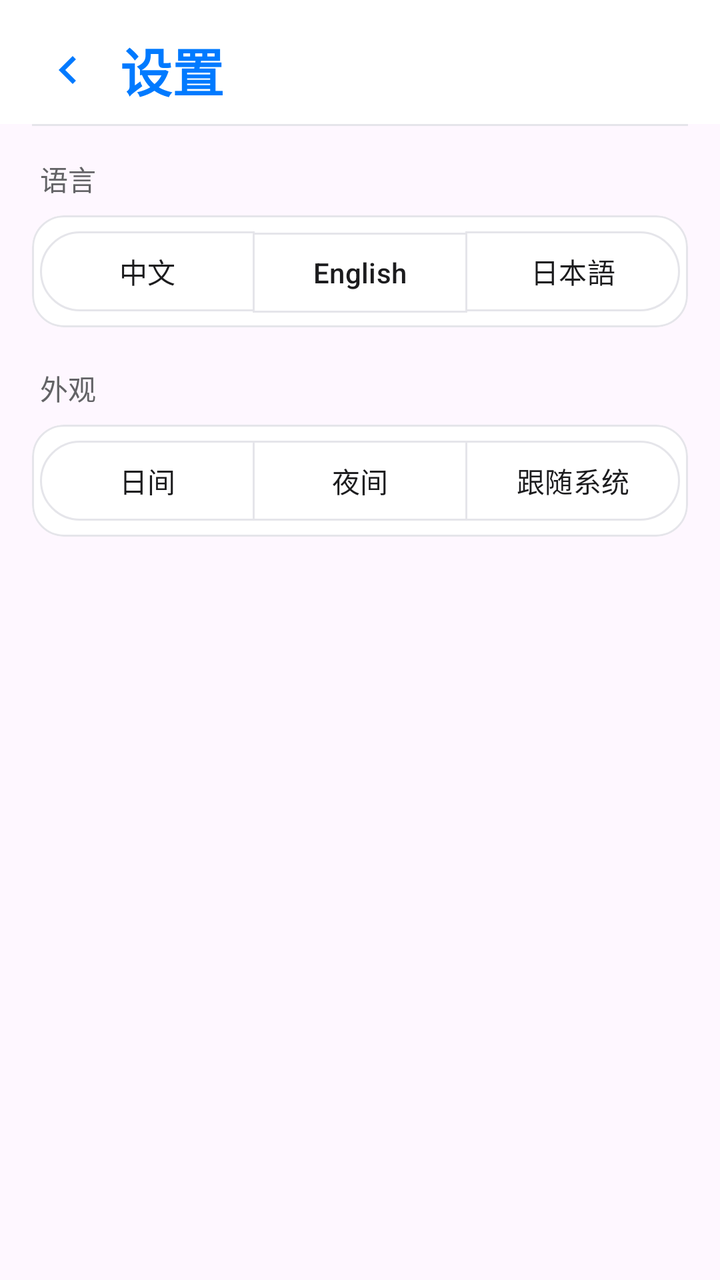
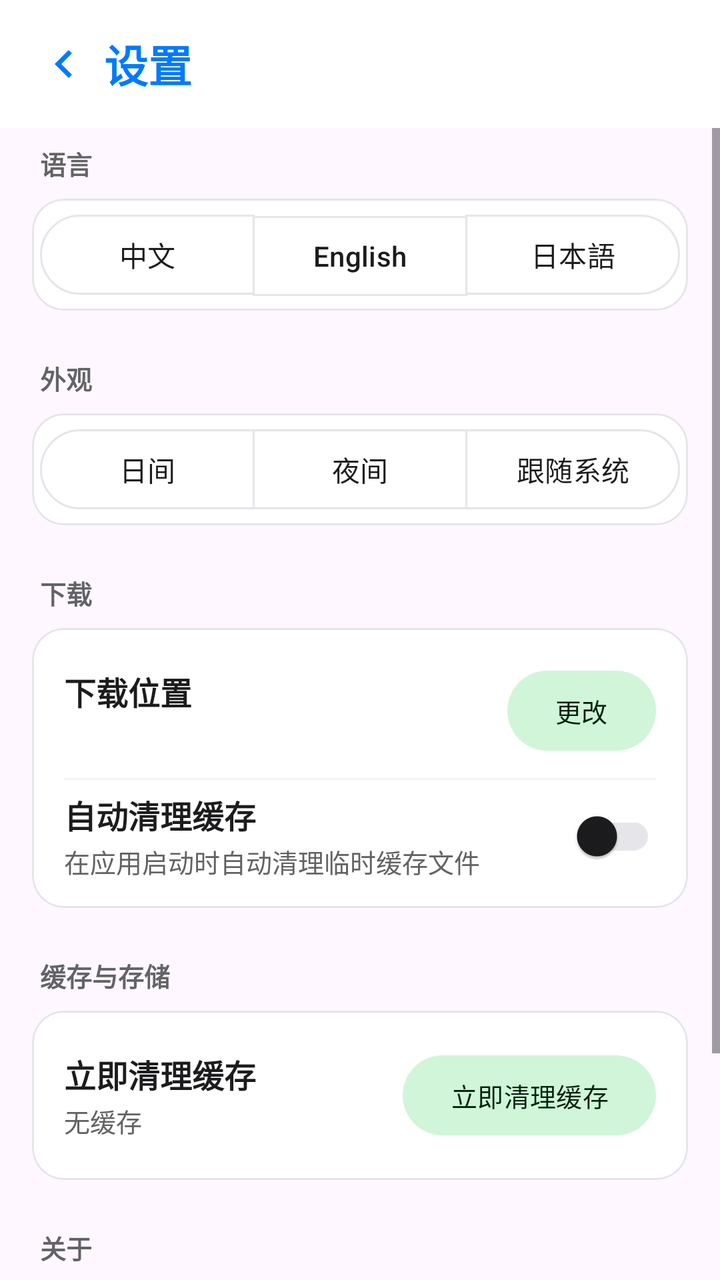

Two renders of the same Android screen: before a commit and after it. Below are the layout's source before the change and the commit's diff.
<!-- AndroidManifest.xml: application theme Theme.Pawchive -->
<!-- res/layout/fragment_settings.xml -->
<?xml version="1.0" encoding="utf-8"?>
<LinearLayout xmlns:android="http://schemas.android.com/apk/res/android"
    xmlns:app="http://schemas.android.com/apk/res-auto"
    android:layout_width="match_parent"
    android:layout_height="match_parent"
    android:orientation="vertical"
    android:background="?android:attr/colorBackground">

    
    <LinearLayout
        android:id="@+id/header_layout"
        android:layout_width="match_parent"
        android:layout_height="wrap_content"
        android:orientation="horizontal"
        android:gravity="center_vertical"
        android:background="?attr/colorSurface"
        android:paddingStart="16dp"
        android:paddingEnd="16dp"
        android:paddingTop="16dp"
        android:paddingBottom="8dp">

        <ImageView
            android:id="@+id/btn_back"
            android:layout_width="36dp"
            android:layout_height="36dp"
            android:src="@drawable/ic_arrow_back"
            android:padding="4dp"
            android:background="?attr/selectableItemBackgroundBorderless"
            app:tint="?attr/colorPrimary"
            android:layout_marginEnd="8dp" />

        <TextView
            android:layout_width="0dp"
            android:layout_height="wrap_content"
            android:layout_weight="1"
            android:text="@string/settings"
            android:textSize="26sp"
            android:textStyle="bold"
            android:textColor="?attr/colorPrimary" />
    </LinearLayout>

    
    <View
        android:id="@+id/header_divider"
        android:layout_width="match_parent"
        android:layout_height="1dp"
        android:layout_marginStart="16dp"
        android:layout_marginEnd="16dp"
        android:background="?attr/colorOutline" />

    <ScrollView
        android:layout_width="match_parent"
        android:layout_height="0dp"
        android:layout_weight="1"
        android:fillViewport="true">

        <LinearLayout
            android:layout_width="match_parent"
            android:layout_height="wrap_content"
            android:orientation="vertical"
            android:paddingStart="16dp"
            android:paddingEnd="16dp"
            android:paddingTop="16dp"
            android:paddingBottom="16dp">

            
            <TextView
                android:layout_width="wrap_content"
                android:layout_height="wrap_content"
                android:text="@string/language"
                android:textSize="14sp"
                android:textColor="?attr/colorTextSecondary"
                android:layout_marginBottom="8dp"
                android:layout_marginStart="4dp" />

            <com.google.android.material.card.MaterialCardView
                android:layout_width="match_parent"
                android:layout_height="wrap_content"
                app:cardCornerRadius="16dp"
                app:cardElevation="0dp"
                app:cardBackgroundColor="?attr/colorSurface"
                app:strokeWidth="1dp"
                app:strokeColor="?attr/colorOutlineVariant"
                android:layout_marginBottom="20dp">

                <LinearLayout
                    android:layout_width="match_parent"
                    android:layout_height="wrap_content"
                    android:orientation="vertical"
                    android:padding="4dp">

                    <com.google.android.material.button.MaterialButtonToggleGroup
                        android:id="@+id/toggle_language"
                        android:layout_width="match_parent"
                        android:layout_height="wrap_content"
                        app:singleSelection="true">

                        <com.google.android.material.button.MaterialButton
                            android:id="@+id/btn_lang_zh"
                            style="@style/Widget.Material3.Button.OutlinedButton"
                            android:layout_width="0dp"
                            android:layout_height="48dp"
                            android:layout_weight="1"
                            android:text="中文"
                            android:textSize="14sp" />

                        <com.google.android.material.button.MaterialButton
                            android:id="@+id/btn_lang_en"
                            style="@style/Widget.Material3.Button.OutlinedButton"
                            android:layout_width="0dp"
                            android:layout_height="48dp"
                            android:layout_weight="1"
                            android:text="English"
                            android:textSize="14sp" />

                        <com.google.android.material.button.MaterialButton
                            android:id="@+id/btn_lang_ja"
                            style="@style/Widget.Material3.Button.OutlinedButton"
                            android:layout_width="0dp"
                            android:layout_height="48dp"
                            android:layout_weight="1"
                            android:text="日本語"
                            android:textSize="14sp" />
                    </com.google.android.material.button.MaterialButtonToggleGroup>
                </LinearLayout>
            </com.google.android.material.card.MaterialCardView>

            
            <TextView
                android:layout_width="wrap_content"
                android:layout_height="wrap_content"
                android:text="@string/appearance"
                android:textSize="14sp"
                android:textColor="?attr/colorTextSecondary"
                android:layout_marginBottom="8dp"
                android:layout_marginStart="4dp" />

            <com.google.android.material.card.MaterialCardView
                android:layout_width="match_parent"
                android:layout_height="wrap_content"
                app:cardCornerRadius="16dp"
                app:cardElevation="0dp"
                app:cardBackgroundColor="?attr/colorSurface"
                app:strokeWidth="1dp"
                app:strokeColor="?attr/colorOutlineVariant"
                android:layout_marginBottom="20dp">

                <LinearLayout
                    android:layout_width="match_parent"
                    android:layout_height="wrap_content"
                    android:orientation="vertical"
                    android:padding="4dp">

                    <com.google.android.material.button.MaterialButtonToggleGroup
                        android:id="@+id/toggle_appearance"
                        android:layout_width="match_parent"
                        android:layout_height="wrap_content"
                        app:singleSelection="true">

                        <com.google.android.material.button.MaterialButton
                            android:id="@+id/btn_appearance_light"
                            style="@style/Widget.Material3.Button.OutlinedButton"
                            android:layout_width="0dp"
                            android:layout_height="48dp"
                            android:layout_weight="1"
                            android:text="@string/appearance_light"
                            android:textSize="14sp" />

                        <com.google.android.material.button.MaterialButton
                            android:id="@+id/btn_appearance_dark"
                            style="@style/Widget.Material3.Button.OutlinedButton"
                            android:layout_width="0dp"
                            android:layout_height="48dp"
                            android:layout_weight="1"
                            android:text="@string/appearance_dark"
                            android:textSize="14sp" />

                        <com.google.android.material.button.MaterialButton
                            android:id="@+id/btn_appearance_system"
                            style="@style/Widget.Material3.Button.OutlinedButton"
                            android:layout_width="0dp"
                            android:layout_height="48dp"
                            android:layout_weight="1"
                            android:text="@string/appearance_system"
                            android:textSize="14sp" />
                    </com.google.android.material.button.MaterialButtonToggleGroup>
                </LinearLayout>
            </com.google.android.material.card.MaterialCardView>

        </LinearLayout>
    </ScrollView>
</LinearLayout>
<!-- resources referenced by this layout -->
<resources>
  <!-- drawable ic_arrow_back (drawable) -->
  <vector xmlns:android="http://schemas.android.com/apk/res/android"
      android:width="24dp"
      android:height="24dp"
      android:viewportWidth="24"
      android:viewportHeight="24"
      android:tint="?attr/colorOnSurface">
      <path
          android:fillColor="@android:color/white"
          android:pathData="M15.41 7.41L14 6l-6 6 6 6 1.41-1.41L10.83 12z"/>
  </vector>
  <string name="appearance">外观</string>
  <string name="appearance_dark">夜间</string>
  <string name="appearance_light">日间</string>
  <string name="appearance_system">跟随系统</string>
  <string name="language">语言</string>
  <string name="settings">设置</string>
  <style name="Theme.Pawchive" parent="Theme.Material3.DayNight.NoActionBar">
          <item name="colorPrimary">#007AFF</item>
          <item name="colorOnPrimary">@color/white</item>
          <item name="colorPrimaryContainer">#D1E7FF</item>
          <item name="colorOnPrimaryContainer">#001A3D</item>
          <item name="colorSecondary">#34C759</item>
          <item name="colorOnSecondary">@color/white</item>
          <item name="colorSecondaryContainer">#D1F5D9</item>
          <item name="colorOnSecondaryContainer">#00220A</item>
          <item name="colorTertiary">#FF9500</item>
          <item name="colorOnTertiary">@color/white</item>
          <item name="colorTertiaryContainer">#FFE0B3</item>
          <item name="colorOnTertiaryContainer">#331A00</item>
  
          <item name="colorSurface">@color/card_light</item>
          <item name="colorOnSurface">@color/text_primary_light</item>
          <item name="colorSurfaceVariant">@color/bg_light</item>
          <item name="colorOnSurfaceVariant">@color/text_secondary_light</item>
          <item name="colorOutline">@color/divider_light</item>
          <item name="colorOutlineVariant">@color/divider_light</item>
  
          <item name="android:windowBackground">@color/bg_light</item>
          <item name="android:statusBarColor">@android:color/transparent</item>
          <item name="android:navigationBarColor">@android:color/transparent</item>
  
          
          <item name="colorCardBackground">@color/card_light</item>
          <item name="colorDivider">@color/divider_light</item>
          <item name="colorTextPrimary">@color/text_primary_light</item>
          <item name="colorTextSecondary">@color/text_secondary_light</item>
          <item name="colorTextMuted">@color/text_muted_light</item>
          <item name="colorBadgeBackground">@color/primary</item>
      </style>
  <color name="white">#FFFFFFFF</color>
  <color name="card_light">#FFFFFF</color>
  <color name="text_primary_light">#1C1C1E</color>
  <color name="bg_light">#F2F2F7</color>
  <color name="text_secondary_light">#636366</color>
  <color name="divider_light">#E5E5EA</color>
  <color name="text_muted_light">#8E8E93</color>
  <color name="primary">#8A2BE2</color>
</resources>

<!-- the commit's change to res/layout/fragment_settings.xml (unified diff, before → after) -->
@@ -14,39 +14,29 @@
         android:orientation="horizontal"
         android:gravity="center_vertical"
         android:background="?attr/colorSurface"
-        android:paddingStart="16dp"
+        android:paddingStart="12dp"
         android:paddingEnd="16dp"
-        android:paddingTop="16dp"
-        android:paddingBottom="8dp">
+        android:paddingTop="12dp"
+        android:paddingBottom="12dp">
 
         <ImageView
             android:id="@+id/btn_back"
-            android:layout_width="36dp"
-            android:layout_height="36dp"
+            android:layout_width="40dp"
+            android:layout_height="40dp"
             android:src="@drawable/ic_arrow_back"
-            android:padding="4dp"
+            android:padding="6dp"
             android:background="?attr/selectableItemBackgroundBorderless"
-            app:tint="?attr/colorPrimary"
-            android:layout_marginEnd="8dp" />
+            app:tint="?attr/colorPrimary" />
 
         <TextView
             android:layout_width="0dp"
             android:layout_height="wrap_content"
             android:layout_weight="1"
             android:text="@string/settings"
-            android:textSize="26sp"
+            android:textSize="22sp"
             android:textStyle="bold"
             android:textColor="?attr/colorPrimary" />
     </LinearLayout>
-
-    
-    <View
-        android:id="@+id/header_divider"
-        android:layout_width="match_parent"
-        android:layout_height="1dp"
-        android:layout_marginStart="16dp"
-        android:layout_marginEnd="16dp"
-        android:background="?attr/colorOutline" />
 
     <ScrollView
         android:layout_width="match_parent"
@@ -60,18 +50,19 @@
             android:orientation="vertical"
             android:paddingStart="16dp"
             android:paddingEnd="16dp"
-            android:paddingTop="16dp"
-            android:paddingBottom="16dp">
+            android:paddingTop="8dp"
+            android:paddingBottom="24dp">
 
             
             <TextView
                 android:layout_width="wrap_content"
                 android:layout_height="wrap_content"
                 android:text="@string/language"
-                android:textSize="14sp"
+                android:textSize="13sp"
                 android:textColor="?attr/colorTextSecondary"
                 android:layout_marginBottom="8dp"
-                android:layout_marginStart="4dp" />
+                android:layout_marginStart="4dp"
+                android:textStyle="bold" />
 
             <com.google.android.material.card.MaterialCardView
                 android:layout_width="match_parent"
@@ -81,7 +72,7 @@
                 app:cardBackgroundColor="?attr/colorSurface"
                 app:strokeWidth="1dp"
                 app:strokeColor="?attr/colorOutlineVariant"
-                android:layout_marginBottom="20dp">
+                android:layout_marginBottom="24dp">
 
                 <LinearLayout
                     android:layout_width="match_parent"
@@ -130,10 +121,11 @@
                 android:layout_width="wrap_content"
                 android:layout_height="wrap_content"
                 android:text="@string/appearance"
-                android:textSize="14sp"
+                android:textSize="13sp"
                 android:textColor="?attr/colorTextSecondary"
                 android:layout_marginBottom="8dp"
-                android:layout_marginStart="4dp" />
+                android:layout_marginStart="4dp"
+                android:textStyle="bold" />
 
             <com.google.android.material.card.MaterialCardView
                 android:layout_width="match_parent"
@@ -143,7 +135,7 @@
                 app:cardBackgroundColor="?attr/colorSurface"
                 app:strokeWidth="1dp"
                 app:strokeColor="?attr/colorOutlineVariant"
-                android:layout_marginBottom="20dp">
+                android:layout_marginBottom="24dp">
 
                 <LinearLayout
                     android:layout_width="match_parent"
@@ -187,6 +179,269 @@
                 </LinearLayout>
             </com.google.android.material.card.MaterialCardView>
 
+            
+            <TextView
+                android:layout_width="wrap_content"
+                android:layout_height="wrap_content"
+                android:text="@string/section_download"
+                android:textSize="13sp"
+                android:textColor="?attr/colorTextSecondary"
+                android:layout_marginBottom="8dp"
+                android:layout_marginStart="4dp"
+                android:textStyle="bold" />
+
+            <com.google.android.material.card.MaterialCardView
+                android:layout_width="match_parent"
+                android:layout_height="wrap_content"
+                app:cardCornerRadius="16dp"
+                app:cardElevation="0dp"
+                app:cardBackgroundColor="?attr/colorSurface"
+                app:strokeWidth="1dp"
+                app:strokeColor="?attr/colorOutlineVariant"
+                android:layout_marginBottom="24dp">
+
+                <LinearLayout
+                    android:layout_width="match_parent"
+                    android:layout_height="wrap_content"
+                    android:orientation="vertical"
+                    android:paddingHorizontal="16dp"
+                    android:paddingVertical="8dp">
+
+                    
+                    <LinearLayout
+                        android:layout_width="match_parent"
+                        android:layout_height="wrap_content"
+                        android:orientation="horizontal"
+                        android:gravity="center_vertical"
+                        android:paddingVertical="12dp">
+
+                        <LinearLayout
+                            android:layout_width="0dp"
+                            android:layout_height="wrap_content"
+                            android:layout_weight="1"
+                            android:orientation="vertical">
+
+                            <TextView
+                                android:layout_width="wrap_content"
+                                android:layout_height="wrap_content"
+                                android:text="@string/download_location"
+                                android:textSize="16sp"
+                                android:textColor="?attr/colorOnSurface"
+                                android:textStyle="bold" />
+
+                            <TextView
+                                android:id="@+id/tv_download_location"
+                                android:layout_width="wrap_content"
+                                android:layout_height="wrap_content"
+                                android:text=""
+                                android:textSize="13sp"
+                                android:textColor="?attr/colorTextSecondary"
+                                android:layout_marginTop="2dp" />
+                        </LinearLayout>
+
+                        <com.google.android.material.button.MaterialButton
+                            android:id="@+id/btn_change_location"
+                            style="@style/Widget.Material3.Button.TonalButton"
+                            android:layout_width="wrap_content"
+                            android:layout_height="40dp"
+                            android:text="@string/download_location_change"
+                            android:textSize="13sp"
+                            android:minWidth="0dp"
+                            android:insetTop="0dp"
+                            android:insetBottom="0dp" />
+                    </LinearLayout>
+
+                    <View
+                        android:layout_width="match_parent"
+                        android:layout_height="1dp"
+                        android:background="?attr/colorOutlineVariant"
+                        android:alpha="0.4" />
+
+                    
+                    <LinearLayout
+                        android:layout_width="match_parent"
+                        android:layout_height="wrap_content"
+                        android:orientation="horizontal"
+                        android:gravity="center_vertical"
+                        android:paddingVertical="4dp">
+
+                        <LinearLayout
+                            android:layout_width="0dp"
+                            android:layout_height="wrap_content"
+                            android:layout_weight="1"
+                            android:orientation="vertical">
+
+                            <TextView
+                                android:layout_width="wrap_content"
+                                android:layout_height="wrap_content"
+                                android:text="@string/auto_clean_cache"
+                                android:textSize="16sp"
+                                android:textColor="?attr/colorOnSurface"
+                                android:textStyle="bold" />
+
+                            <TextView
+                                android:layout_width="wrap_content"
+                                android:layout_height="wrap_content"
+                                android:text="@string/auto_clean_cache_desc"
+                                android:textSize="13sp"
+                                android:textColor="?attr/colorTextSecondary"
+                                android:layout_marginTop="2dp" />
+                        </LinearLayout>
+
+                        <com.google.android.material.switchmaterial.SwitchMaterial
+                            android:id="@+id/switch_auto_clean"
+                            android:layout_width="wrap_content"
+                            android:layout_height="wrap_content"
+                            android:layout_marginStart="12dp" />
+                    </LinearLayout>
+                </LinearLayout>
+            </com.google.android.material.card.MaterialCardView>
+
+            
+            <TextView
+                android:layout_width="wrap_content"
+                android:layout_height="wrap_content"
+                android:text="@string/section_cache"
+                android:textSize="13sp"
+                android:textColor="?attr/colorTextSecondary"
+                android:layout_marginBottom="8dp"
+                android:layout_marginStart="4dp"
+                android:textStyle="bold" />
+
+            <com.google.android.material.card.MaterialCardView
+                android:layout_width="match_parent"
+                android:layout_height="wrap_content"
+                app:cardCornerRadius="16dp"
+                app:cardElevation="0dp"
+                app:cardBackgroundColor="?attr/colorSurface"
+                app:strokeWidth="1dp"
+                app:strokeColor="?attr/colorOutlineVariant"
+                android:layout_marginBottom="24dp">
+
+                <LinearLayout
+                    android:layout_width="match_parent"
+                    android:layout_height="wrap_content"
+                    android:orientation="vertical"
+                    android:paddingHorizontal="16dp"
+                    android:paddingVertical="8dp">
+
+                    
+                    <LinearLayout
+                        android:layout_width="match_parent"
+                        android:layout_height="wrap_content"
+                        android:orientation="horizontal"
+                        android:gravity="center_vertical"
+                        android:paddingVertical="12dp">
+
+                        <LinearLayout
+                            android:layout_width="0dp"
+                            android:layout_height="wrap_content"
+                            android:layout_weight="1"
+                            android:orientation="vertical">
+
+                            <TextView
+                                android:layout_width="wrap_content"
+                                android:layout_height="wrap_content"
+                                android:text="@string/manual_clean_cache"
+                                android:textSize="16sp"
+                                android:textColor="?attr/colorOnSurface"
+                                android:textStyle="bold" />
+
+                            <TextView
+                                android:id="@+id/tv_cache_size"
+                                android:layout_width="wrap_content"
+                                android:layout_height="wrap_content"
+                                android:text="@string/cache_empty"
+                                android:textSize="13sp"
+                                android:textColor="?attr/colorTextSecondary"
+                                android:layout_marginTop="2dp" />
+                        </LinearLayout>
+
+                        <com.google.android.material.button.MaterialButton
+                            android:id="@+id/btn_clean_cache"
+                            style="@style/Widget.Material3.Button.TonalButton"
+                            android:layout_width="wrap_content"
+                            android:layout_height="40dp"
+                            android:text="@string/manual_clean_cache"
+                            android:textSize="13sp"
+                            android:minWidth="0dp"
+                            android:insetTop="0dp"
+                            android:insetBottom="0dp" />
+                    </LinearLayout>
+                </LinearLayout>
+            </com.google.android.material.card.MaterialCardView>
+
+            
+            <TextView
+                android:layout_width="wrap_content"
+                android:layout_height="wrap_content"
+                android:text="@string/section_about"
+                android:textSize="13sp"
+                android:textColor="?attr/colorTextSecondary"
+                android:layout_marginBottom="8dp"
+                android:layout_marginStart="4dp"
+                android:textStyle="bold" />
+
+            <com.google.android.material.card.MaterialCardView
+                android:layout_width="match_parent"
+                android:layout_height="wrap_content"
+                app:cardCornerRadius="16dp"
+                app:cardElevation="0dp"
+                app:cardBackgroundColor="?attr/colorSurface"
+                app:strokeWidth="1dp"
+                app:strokeColor="?attr/colorOutlineVariant">
+
+                <LinearLayout
+                    android:layout_width="match_parent"
+                    android:layout_height="wrap_content"
+                    android:orientation="vertical"
+                    android:paddingHorizontal="16dp"
+                    android:paddingVertical="8dp">
+
+                    
+                    <LinearLayout
+                        android:layout_width="match_parent"
+                        android:layout_height="wrap_content"
+                        android:orientation="horizontal"
+                        android:gravity="center_vertical"
+                        android:paddingVertical="12dp">
+
+                        <TextView
+                            android:layout_width="0dp"
+                            android:layout_height="wrap_content"
+                            android:layout_weight="1"
+                            android:text="@string/version"
+                            android:textSize="16sp"
+                            android:textColor="?attr/colorOnSurface"
+                            android:textStyle="bold" />
+
+                        <TextView
+                            android:id="@+id/tv_version"
+                            android:layout_width="wrap_content"
+                            android:layout_height="wrap_content"
+                            android:text=""
+                            android:textSize="14sp"
+                            android:textColor="?attr/colorTextSecondary" />
+                    </LinearLayout>
+
+                    <View
+                        android:layout_width="match_parent"
+                        android:layout_height="1dp"
+                        android:background="?attr/colorOutlineVariant"
+                        android:alpha="0.4" />
+
+                    
+                    <TextView
+                        android:layout_width="match_parent"
+                        android:layout_height="wrap_content"
+                        android:text="@string/app_description"
+                        android:textSize="13sp"
+                        android:textColor="?attr/colorTextSecondary"
+                        android:paddingVertical="16dp"
+                        android:gravity="center" />
+                </LinearLayout>
+            </com.google.android.material.card.MaterialCardView>
+
         </LinearLayout>
     </ScrollView>
 </LinearLayout>
<!-- resource entries referenced after the edit -->
@@ -11,12 +11,23 @@
           android:fillColor="@android:color/white"
           android:pathData="M15.41 7.41L14 6l-6 6 6 6 1.41-1.41L10.83 12z"/>
   </vector>
+  <string name="app_description">Pawchive - 您的内容归档管理器</string>
   <string name="appearance">外观</string>
   <string name="appearance_dark">夜间</string>
   <string name="appearance_light">日间</string>
   <string name="appearance_system">跟随系统</string>
+  <string name="auto_clean_cache">自动清理缓存</string>
+  <string name="auto_clean_cache_desc">在应用启动时自动清理临时缓存文件</string>
+  <string name="cache_empty">无缓存</string>
+  <string name="download_location">下载位置</string>
+  <string name="download_location_change">更改</string>
   <string name="language">语言</string>
+  <string name="manual_clean_cache">立即清理缓存</string>
+  <string name="section_about">关于</string>
+  <string name="section_cache">缓存与存储</string>
+  <string name="section_download">下载</string>
   <string name="settings">设置</string>
+  <string name="version">版本</string>
   <style name="Theme.Pawchive" parent="Theme.Material3.DayNight.NoActionBar">
           <item name="colorPrimary">#007AFF</item>
           <item name="colorOnPrimary">@color/white</item>
